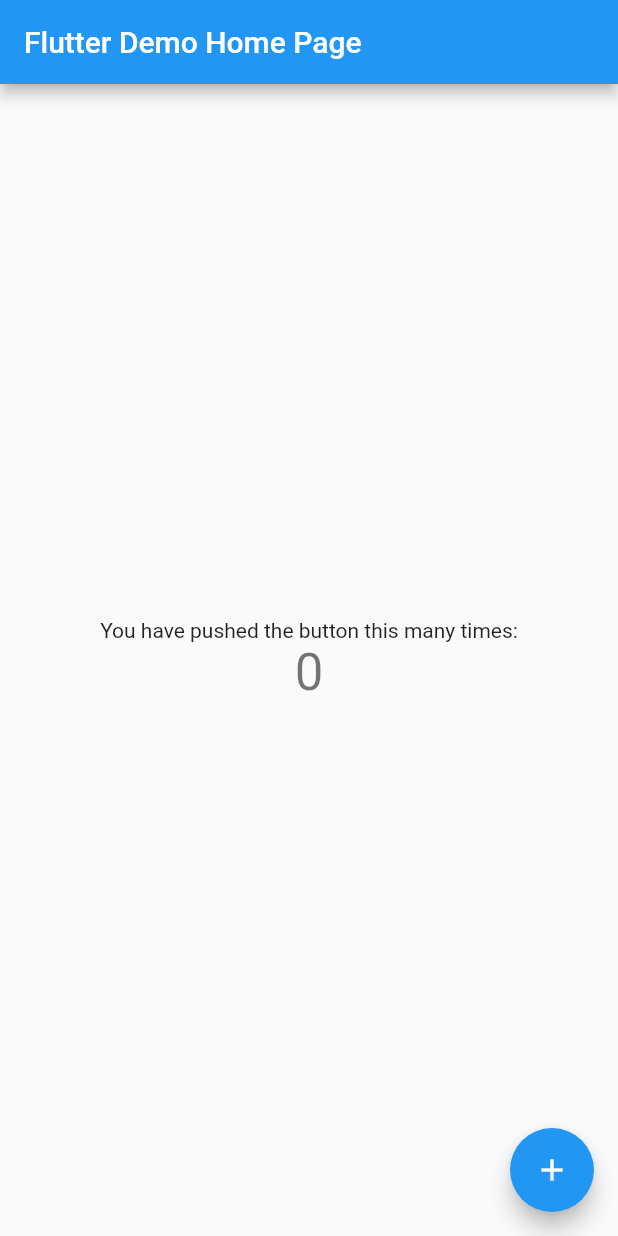
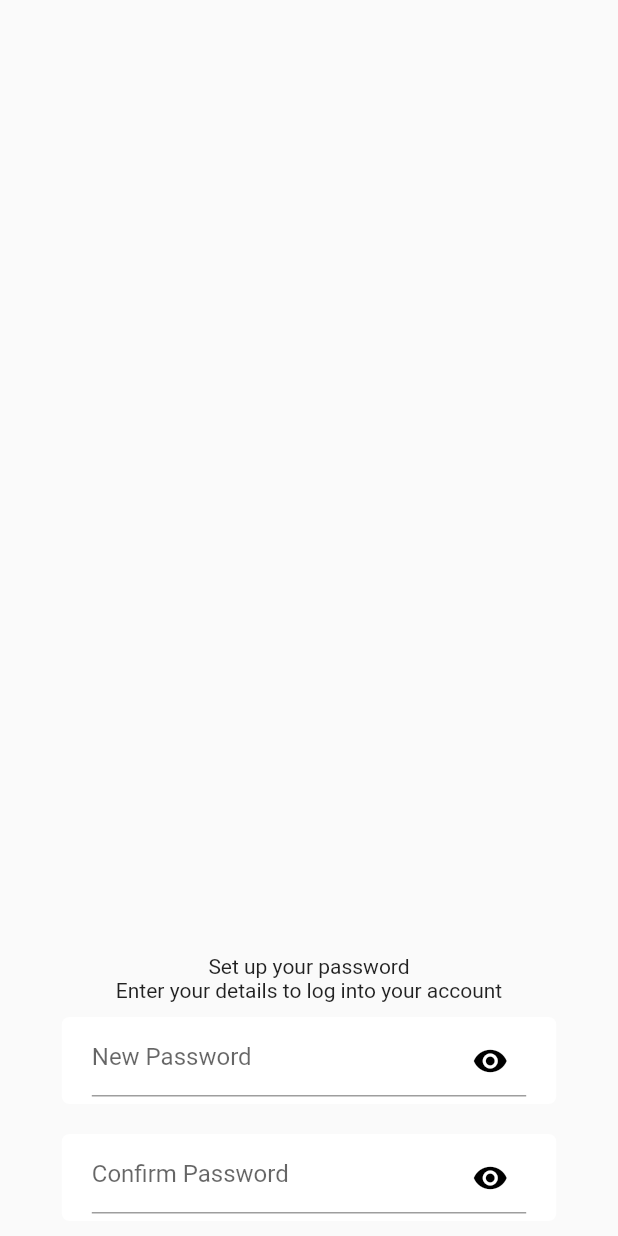
Before and after one commit to Jonexy01/tm30_test, a Flutter app: the screen it shows after launch, on a phone screen of 412 x 824 dp. Run offline on Flutter 3.47's test engine with Material 2 defaults, Android fonts, the phone set to English and light mode, and no system bars.

Commit message:
First update

```diff
--- a/lib/main.dart
+++ b/lib/main.dart
@@ -1,4 +1,5 @@
 import 'package:flutter/material.dart';
+import 'package:tm30_test/pages/home.dart';
 
 void main() {
   runApp(const MyApp());
@@ -11,105 +12,61 @@ class MyApp extends StatelessWidget {
   @override
   Widget build(BuildContext context) {
     return MaterialApp(
-      title: 'Flutter Demo',
+      title: 'tm30_test',
       theme: ThemeData(
-        // This is the theme of your application.
-        //
-        // Try running your application with "flutter run". You'll see the
-        // application has a blue toolbar. Then, without quitting the app, try
-        // changing the primarySwatch below to Colors.green and then invoke
-        // "hot reload" (press "r" in the console where you ran "flutter run",
-        // or simply save your changes to "hot reload" in a Flutter IDE).
-        // Notice that the counter didn't reset back to zero; the application
-        // is not restarted.
-        primarySwatch: Colors.blue,
+        //primarySwatch: Colors.white,
       ),
-      home: const MyHomePage(title: 'Flutter Demo Home Page'),
+      home: const MyHomePage(),
     );
   }
 }
 
-class MyHomePage extends StatefulWidget {
-  const MyHomePage({Key? key, required this.title}) : super(key: key);
+// class MyHomePage extends StatefulWidget {
+//   const MyHomePage({Key? key,}) : super(key: key);
 
-  // This widget is the home page of your application. It is stateful, meaning
-  // that it has a State object (defined below) that contains fields that affect
-  // how it looks.
+//   //final String title;
 
-  // This class is the configuration for the state. It holds the values (in this
-  // case the title) provided by the parent (in this case the App widget) and
-  // used by the build method of the State. Fields in a Widget subclass are
-  // always marked "final".
+//   @override
+//   State<MyHomePage> createState() => _MyHomePageState();
+// }
 
-  final String title;
+// class _MyHomePageState extends State<MyHomePage> {
+//   //int _counter = 0;
 
-  @override
-  State<MyHomePage> createState() => _MyHomePageState();
-}
+//   // void _incrementCounter() {
+//   //   setState(() {
+//   //     _counter++;
+//   //   });
+//   // }
 
-class _MyHomePageState extends State<MyHomePage> {
-  int _counter = 0;
+//   @override
+//   Widget build(BuildContext context) {
+//     return Scaffold(
+//       appBar: AppBar(
+//         //title: Text(widget.title),
+//       ),
+//       body: Center(
 
-  void _incrementCounter() {
-    setState(() {
-      // This call to setState tells the Flutter framework that something has
-      // changed in this State, which causes it to rerun the build method below
-      // so that the display can reflect the updated values. If we changed
-      // _counter without calling setState(), then the build method would not be
-      // called again, and so nothing would appear to happen.
-      _counter++;
-    });
-  }
+//         child: Column(
 
-  @override
-  Widget build(BuildContext context) {
-    // This method is rerun every time setState is called, for instance as done
-    // by the _incrementCounter method above.
-    //
-    // The Flutter framework has been optimized to make rerunning build methods
-    // fast, so that you can just rebuild anything that needs updating rather
-    // than having to individually change instances of widgets.
-    return Scaffold(
-      appBar: AppBar(
-        // Here we take the value from the MyHomePage object that was created by
-        // the App.build method, and use it to set our appbar title.
-        title: Text(widget.title),
-      ),
-      body: Center(
-        // Center is a layout widget. It takes a single child and positions it
-        // in the middle of the parent.
-        child: Column(
-          // Column is also a layout widget. It takes a list of children and
-          // arranges them vertically. By default, it sizes itself to fit its
-          // children horizontally, and tries to be as tall as its parent.
-          //
-          // Invoke "debug painting" (press "p" in the console, choose the
-          // "Toggle Debug Paint" action from the Flutter Inspector in Android
-          // Studio, or the "Toggle Debug Paint" command in Visual Studio Code)
-          // to see the wireframe for each widget.
-          //
-          // Column has various properties to control how it sizes itself and
-          // how it positions its children. Here we use mainAxisAlignment to
-          // center the children vertically; the main axis here is the vertical
-          // axis because Columns are vertical (the cross axis would be
-          // horizontal).
-          mainAxisAlignment: MainAxisAlignment.center,
-          children: <Widget>[
-            const Text(
-              'You have pushed the button this many times:',
-            ),
-            Text(
-              '$_counter',
-              style: Theme.of(context).textTheme.headline4,
-            ),
-          ],
-        ),
-      ),
-      floatingActionButton: FloatingActionButton(
-        onPressed: _incrementCounter,
-        tooltip: 'Increment',
-        child: const Icon(Icons.add),
-      ), // This trailing comma makes auto-formatting nicer for build methods.
-    );
-  }
-}
+//           mainAxisAlignment: MainAxisAlignment.center,
+//           children: <Widget>[
+//             Spacer(),
+//             const Text(
+//               'You have pushed the button this many times:',
+//             ),
+//             Text(
+//               'counter',
+//               style: Theme.of(context).textTheme.headline4,
+//             ),
+//           ],
+//         ),
+//       ),
+//       // floatingActionButton: FloatingActionButton(
+//       //   onPressed: _incrementCounter,
+//       //   tooltip: 'Increment',
+//       //   child: const Icon(Icons.add),
+//       // ), // This trailing comma makes auto-formatting nicer for build methods.
+//     );
+//   }
+// }
--- /dev/null
+++ b/lib/myWidgets/my_ password_field.dart
@@ -0,0 +1,37 @@
+import 'package:flutter/material.dart';
+import 'my_text_field_container.dart';
+
+class MyPasswordField extends StatelessWidget {
+
+  final String? passwordText;
+  final ValueChanged? onChanged;
+
+  const MyPasswordField({
+    Key? key,
+    this.onChanged,
+    required this.passwordText,
+  }) : super(key: key);
+
+  @override
+  Widget build(BuildContext context) {
+    return MyTextFieldContainer(
+      child: TextFormField(
+        //validator: ((value) => value!.length < 6 ? 'Enter a minimum of 6 characters' : null),
+        onChanged: onChanged,
+        obscureText: true,
+        decoration: InputDecoration(
+          hintText: passwordText,
+          // icon: Icon(
+          //   Icons.lock,
+          //   color: Colors.amber,
+          // ),
+          suffixIcon: Icon(
+            Icons.visibility,
+            color: Colors.black,
+          ),
+          //border: InputBorder.none,
+        ),
+      ),
+    );
+  }
+}
--- /dev/null
+++ b/lib/myWidgets/my_elevated_button.dart
@@ -0,0 +1 @@
+import 'package:flutter/material.dart';
--- /dev/null
+++ b/lib/myWidgets/my_text_field_container.dart
@@ -0,0 +1,26 @@
+import 'package:flutter/material.dart';
+
+class MyTextFieldContainer extends StatelessWidget {
+
+  final Widget? child;
+
+  const MyTextFieldContainer({
+    Key? key,
+    this.child,
+  }) : super(key: key);
+
+  @override
+  Widget build(BuildContext context) {
+    Size size = MediaQuery.of(context).size;
+    return Container(
+      margin: EdgeInsets.symmetric(vertical: 10),
+      width: size.width * 0.8,
+      padding: EdgeInsets.symmetric(horizontal: 20, vertical: 5),
+      decoration: BoxDecoration(
+        color: Colors.white,
+        borderRadius: BorderRadius.circular(5),
+      ),
+      child: child,
+    );
+  }
+}
--- /dev/null
+++ b/lib/pages/home.dart
@@ -0,0 +1,35 @@
+import 'package:flutter/material.dart';
+
+import '../myWidgets/my_ password_field.dart';
+
+class MyHomePage extends StatelessWidget {
+  const MyHomePage({ Key? key }) : super(key: key);
+
+  @override
+  Widget build(BuildContext context) {
+    return Scaffold(
+      body: Center(
+        child: Column(
+          mainAxisAlignment: MainAxisAlignment.center,
+          children: [
+            Spacer(),
+            Text('Set up your password'),
+            Text('Enter your details to log into your account'),
+            MyPasswordField(
+                  passwordText: 'New Password',
+                  onChanged: ((value) {
+                    //password = value;
+                  }),
+            ),
+            MyPasswordField(
+                  passwordText: 'Confirm Password',
+                  onChanged: ((value) {
+                    //password = value;
+                  }),
+            ),
+          ],
+        ),
+      )
+    );
+  }
+}
```
